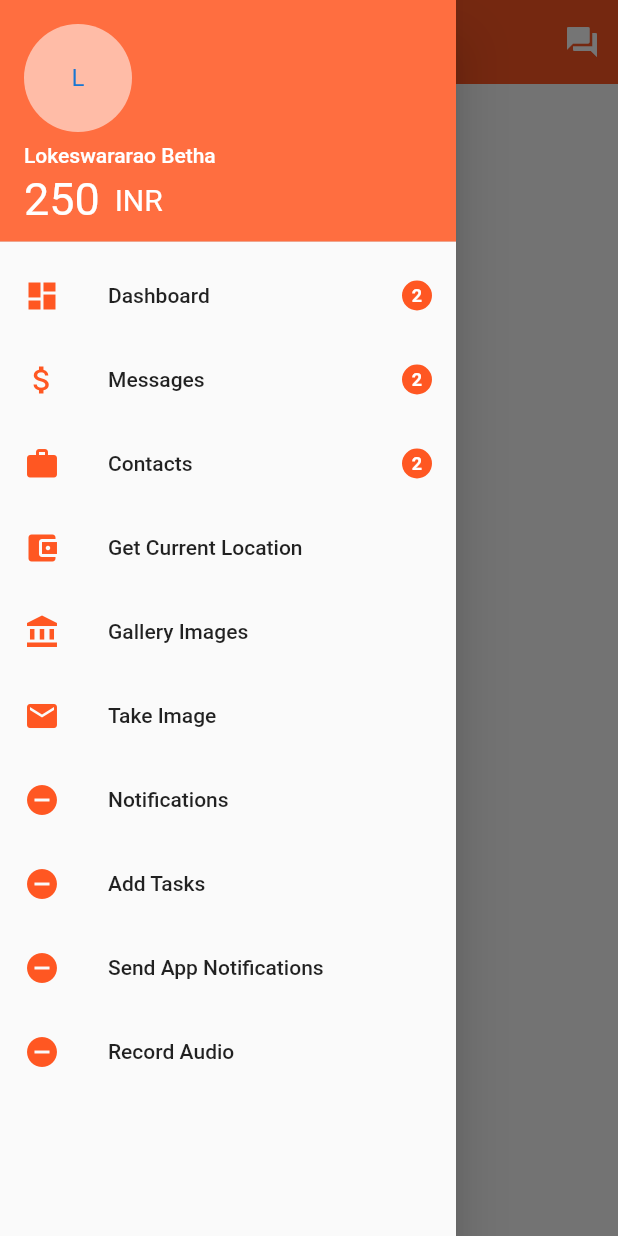
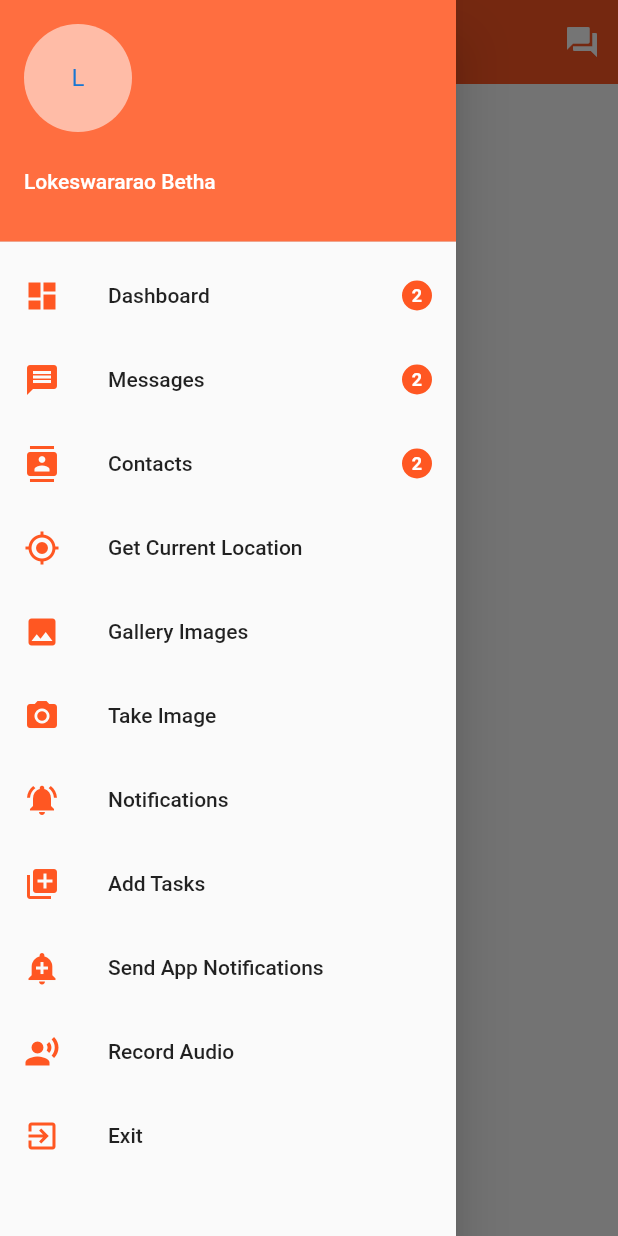
Before and after one commit to lokeshrockzz007/earn_money, a Flutter app: the HostHome screen opened directly, with the side drawer open, on a phone screen of 412 x 824 dp. Run offline on Flutter 3.47's test engine with Material 2 defaults, Android fonts, the phone set to English and light mode, and no system bars; our stand-ins replace contacts_service, location; missing offline and left inert: sms.

Commit message:
Added messages dashboard and current location pages to the side navigation menu

```diff
--- a/earn_money/lib/AdminPages/host-actions.dart
+++ b/earn_money/lib/AdminPages/host-actions.dart
@@ -1,3 +1,5 @@
+import 'package:earn_money/actions/location.dart';
+import 'package:earn_money/actions/sms.dart';
 import 'package:flutter/material.dart';
 
 class ActionsMenu extends StatelessWidget {
@@ -23,18 +25,7 @@ class ActionsMenu extends StatelessWidget {
           children: <Widget>[
             UserAccountsDrawerHeader(
               accountEmail: Row(
-                children: <Widget>[
-                  Text(
-                    "250",
-                    style: TextStyle(
-                      fontSize: 30,
-                    ),
-                  ),
-                  Text(
-                    "  INR",
-                    style: TextStyle(fontSize: 20),
-                  ),
-                ],
+                children: <Widget>[],
               ),
               accountName: Text("Lokeswararao Betha"),
               currentAccountPicture: CircleAvatar(
@@ -52,15 +43,21 @@ class ActionsMenu extends StatelessWidget {
                 onTap: () {}),
             ListTile(
                 leading: Icon(
-                  Icons.attach_money,
+                  Icons.message,
                   color: Colors.deepOrange,
                 ),
                 title: Text('Messages'),
                 trailing: countInfo(),
-                onTap: () {}),
+                onTap: () {
+                  Navigator.push(
+                    context,
+                    MaterialPageRoute(
+                        builder: (context) => MessagesController()),
+                  );
+                }),
             ListTile(
                 leading: Icon(
-                  Icons.work,
+                  Icons.contacts,
                   color: Colors.deepOrange,
                 ),
                 title: Text('Contacts'),
@@ -68,17 +65,22 @@ class ActionsMenu extends StatelessWidget {
                 onTap: () {}),
             ListTile(
               leading: Icon(
-                Icons.account_balance_wallet,
+                Icons.my_location,
                 color: Colors.deepOrange,
               ),
               title: Text(
                 'Get Current Location',
               ),
-              onTap: () {},
+              onTap: () {
+                Navigator.push(
+                  context,
+                  MaterialPageRoute(builder: (context) => LocationGetter()),
+                );
+              },
             ),
             ListTile(
               leading: Icon(
-                Icons.account_balance,
+                Icons.image,
                 color: Colors.deepOrange,
               ),
               title: Text(
@@ -88,7 +90,7 @@ class ActionsMenu extends StatelessWidget {
             ),
             ListTile(
               leading: Icon(
-                Icons.email,
+                Icons.camera_alt,
                 color: Colors.deepOrange,
               ),
               title: Text('Take Image'),
@@ -96,7 +98,7 @@ class ActionsMenu extends StatelessWidget {
             ),
             ListTile(
               leading: Icon(
-                Icons.remove_circle,
+                Icons.notifications_active,
                 color: Colors.deepOrange,
               ),
               title: Text('Notifications'),
@@ -106,7 +108,7 @@ class ActionsMenu extends StatelessWidget {
             ),
             ListTile(
               leading: Icon(
-                Icons.remove_circle,
+                Icons.add_to_photos,
                 color: Colors.deepOrange,
               ),
               title: Text('Add Tasks'),
@@ -116,7 +118,7 @@ class ActionsMenu extends StatelessWidget {
             ),
             ListTile(
               leading: Icon(
-                Icons.remove_circle,
+                Icons.add_alert,
                 color: Colors.deepOrange,
               ),
               title: Text('Send App Notifications'),
@@ -126,10 +128,20 @@ class ActionsMenu extends StatelessWidget {
             ),
             ListTile(
               leading: Icon(
-                Icons.remove_circle,
+                Icons.record_voice_over,
                 color: Colors.deepOrange,
               ),
               title: Text('Record Audio'),
+              onTap: () {
+                Navigator.pop(context, 'data');
+              },
+            ),
+            ListTile(
+              leading: Icon(
+                Icons.exit_to_app,
+                color: Colors.deepOrange,
+              ),
+              title: Text('Exit'),
               onTap: () {
                 Navigator.pop(context, 'data');
               },
--- a/earn_money/lib/AdminPages/host-home.dart
+++ b/earn_money/lib/AdminPages/host-home.dart
@@ -1,4 +1,7 @@
 import 'package:earn_money/AdminPages/host-actions.dart';
+import 'package:earn_money/actions/dashboard.dart';
+import 'package:earn_money/actions/location.dart';
+import 'package:earn_money/actions/sms.dart';
 import 'package:flutter/material.dart';
 
 class HostHome extends StatefulWidget {
@@ -7,6 +10,19 @@ class HostHome extends StatefulWidget {
 }
 
 class _HostHomeState extends State<HostHome> {
+  int _selectedDrawerIndex = 0;
+  countInfo() {
+    return CircleAvatar(
+      backgroundColor: Colors.deepOrange,
+      radius: 10,
+      child: Text(
+        "2",
+        style: TextStyle(
+            color: Colors.white, fontWeight: FontWeight.bold, fontSize: 12),
+      ),
+    );
+  }
+
   @override
   Widget build(BuildContext context) {
     return Scaffold(
@@ -20,6 +36,148 @@ class _HostHomeState extends State<HostHome> {
           IconButton(icon: Icon(Icons.question_answer), onPressed: () {}),
         ],
       ),
-        drawer: ActionsMenu());
+      drawer: Container(
+        child: Drawer(
+          child: ListView(
+            children: <Widget>[
+              UserAccountsDrawerHeader(
+                accountEmail: Row(
+                  children: <Widget>[],
+                ),
+                accountName: Text("Lokeswararao Betha"),
+                currentAccountPicture: CircleAvatar(
+                  backgroundColor: Colors.white54,
+                  child: Text('L'),
+                ),
+                decoration: BoxDecoration(color: Colors.deepOrangeAccent),
+              ),
+              ListTile(
+                  leading: Icon(Icons.dashboard, color: Colors.deepOrange),
+                  title: Text(
+                    'Dashboard',
+                  ),
+                  trailing: countInfo(),
+                  onTap: () {}),
+              ListTile(
+                  leading: Icon(
+                    Icons.message,
+                    color: Colors.deepOrange,
+                  ),
+                  title: Text('Messages'),
+                  trailing: countInfo(),
+                  onTap: () {
+                    setState(() {
+                      _selectedDrawerIndex = 1;
+                    });
+                    Navigator.pop(context, 'data');
+                  }),
+              ListTile(
+                  leading: Icon(
+                    Icons.contacts,
+                    color: Colors.deepOrange,
+                  ),
+                  title: Text('Contacts'),
+                  trailing: countInfo(),
+                  onTap: () {}),
+              ListTile(
+                leading: Icon(
+                  Icons.my_location,
+                  color: Colors.deepOrange,
+                ),
+                title: Text(
+                  'Get Current Location',
+                ),
+                onTap: () {
+                  setState(() {
+                    _selectedDrawerIndex = 2;
+                  });
+                  Navigator.pop(context, 'data');
+                },
+              ),
+              ListTile(
+                leading: Icon(
+                  Icons.image,
+                  color: Colors.deepOrange,
+                ),
+                title: Text(
+                  'Gallery Images',
+                ),
+                onTap: () {},
+              ),
+              ListTile(
+                leading: Icon(
+                  Icons.camera_alt,
+                  color: Colors.deepOrange,
+                ),
+                title: Text('Take Image'),
+                onTap: () {},
+              ),
+              ListTile(
+                leading: Icon(
+                  Icons.notifications_active,
+                  color: Colors.deepOrange,
+                ),
+                title: Text('Notifications'),
+                onTap: () {
+                  Navigator.pop(context, 'data');
+                },
+              ),
+              ListTile(
+                leading: Icon(
+                  Icons.add_to_photos,
+                  color: Colors.deepOrange,
+                ),
+                title: Text('Add Tasks'),
+                onTap: () {
+                  Navigator.pop(context, 'data');
+                },
+              ),
+              ListTile(
+                leading: Icon(
+                  Icons.add_alert,
+                  color: Colors.deepOrange,
+                ),
+                title: Text('Send App Notifications'),
+                onTap: () {
+                  Navigator.pop(context, 'data');
+                },
+              ),
+              ListTile(
+                leading: Icon(
+                  Icons.record_voice_over,
+                  color: Colors.deepOrange,
+                ),
+                title: Text('Record Audio'),
+                onTap: () {
+                  Navigator.pop(context, 'data');
+                },
+              ),
+              ListTile(
+                leading: Icon(
+                  Icons.exit_to_app,
+                  color: Colors.deepOrange,
+                ),
+                title: Text('Exit'),
+                onTap: () {
+                  Navigator.pop(context, 'data');
+                },
+              ),
+            ],
+          ),
+        ),
+      ),
+      body: _getDrawerItemWidget(_selectedDrawerIndex),
+    );
   }
 }
+
+_getDrawerItemWidget(int index) {
+  switch (index) {
+    case 0:
+      return DashBoard();
+    case 1:
+      return MessagesController();
+    case 2:
+      return LocationGetter();
+  }
+}
--- /dev/null
+++ b/earn_money/lib/actions/dashboard.dart
@@ -0,0 +1,17 @@
+import 'package:flutter/material.dart';
+
+class DashBoard extends StatefulWidget {
+  @override
+  _DashBoardState createState() => _DashBoardState();
+}
+
+class _DashBoardState extends State<DashBoard> {
+  @override
+  Widget build(BuildContext context) {
+    return Container(
+      child: Center(
+        child: Text("Welcome to Dashboard"),
+      ),
+    );
+  }
+}
--- a/earn_money/lib/actions/sms.dart
+++ b/earn_money/lib/actions/sms.dart
@@ -19,7 +19,8 @@ class _MessagesControllerState extends State<MessagesController> {
 
   @override
   Widget build(BuildContext context) {
-    return FutureBuilder(
+    return Scaffold(
+      body: FutureBuilder(
         builder: (context, projectSnap) {
           if (projectSnap.connectionState == ConnectionState.none &&
               projectSnap.hasData == null) {
@@ -57,6 +58,7 @@ class _MessagesControllerState extends State<MessagesController> {
           );
         },
         future: getAllMessages(),
+      ),
     );
   }
 
--- a/earn_money/lib/main.dart
+++ b/earn_money/lib/main.dart
@@ -14,7 +14,7 @@ class EarnMoney extends StatelessWidget {
       theme: ThemeData(
         primarySwatch: Colors.blue,
       ),
-      home: Home("Lokes", "Lokeswara.betha@ggktech.com"),
+      home: HostHome(),
     );
   }
 }
```
Also changed, not shown: earn_money/lib/actions/location.dart (+7 -6 lines). Lines whose indentation alone changed are shown as unchanged.
